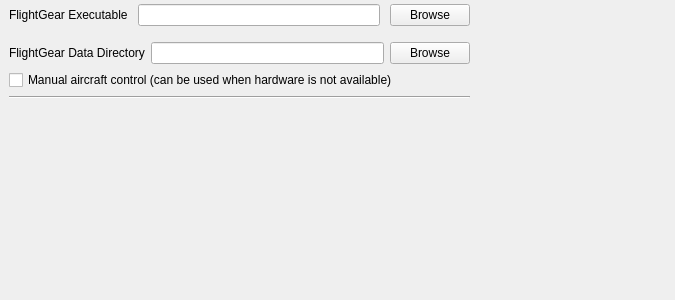
This is ground/src/plugins/hitl/hitloptionspage.ui in openpilot/OpenPilot as Qt 5 draws it before an edit. The edited form follows.
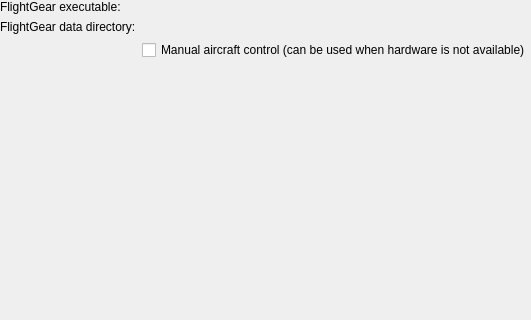
This is the edited form. Custom widgets are drawn as their Qt base class.

```diff
--- a/ground/src/plugins/hitl/hitloptionspage.ui
+++ b/ground/src/plugins/hitl/hitloptionspage.ui
@@ -6,8 +6,8 @@
    <rect>
     <x>0</x>
     <y>0</y>
-    <width>675</width>
-    <height>300</height>
+    <width>400</width>
+    <height>320</height>
    </rect>
   </property>
   <property name="sizePolicy">
@@ -19,129 +19,66 @@
   <property name="windowTitle">
    <string>Form</string>
   </property>
-  <widget class="QWidget" name="verticalLayoutWidget">
-   <property name="geometry">
-    <rect>
-     <x>-1</x>
-     <y>-1</y>
-     <width>481</width>
-     <height>339</height>
-    </rect>
+  <layout class="QGridLayout" name="gridLayout">
+   <property name="margin">
+    <number>0</number>
    </property>
-   <layout class="QVBoxLayout" name="verticalLayout" stretch="0,0,0,0,0">
-    <property name="sizeConstraint">
-     <enum>QLayout::SetMinimumSize</enum>
-    </property>
-    <property name="leftMargin">
-     <number>10</number>
-    </property>
-    <property name="topMargin">
-     <number>5</number>
-    </property>
-    <property name="rightMargin">
-     <number>10</number>
-    </property>
-    <property name="bottomMargin">
-     <number>10</number>
-    </property>
-    <item>
-     <layout class="QHBoxLayout" name="horizontalLayout" stretch="0,0,0">
-      <property name="spacing">
-       <number>10</number>
-      </property>
-      <property name="sizeConstraint">
-       <enum>QLayout::SetMinimumSize</enum>
-      </property>
-      <property name="bottomMargin">
-       <number>10</number>
-      </property>
-      <item>
+   <item row="0" column="0">
        <widget class="QLabel" name="label">
         <property name="sizePolicy">
-         <sizepolicy hsizetype="Minimum" vsizetype="Fixed">
+      <sizepolicy hsizetype="Preferred" vsizetype="Fixed">
           <horstretch>0</horstretch>
           <verstretch>0</verstretch>
          </sizepolicy>
         </property>
         <property name="text">
-         <string>FlightGear Executable</string>
+      <string>FlightGear executable:</string>
         </property>
        </widget>
       </item>
-      <item>
-       <widget class="QLineEdit" name="fgPathBin">
-        <property name="sizePolicy">
-         <sizepolicy hsizetype="Expanding" vsizetype="Fixed">
-          <horstretch>0</horstretch>
-          <verstretch>0</verstretch>
-         </sizepolicy>
-        </property>
-        <property name="text">
-         <string/>
-        </property>
-       </widget>
-      </item>
-      <item>
-       <widget class="QPushButton" name="loadFileBin">
-        <property name="text">
-         <string>Browse</string>
-        </property>
-       </widget>
-      </item>
-     </layout>
-    </item>
-    <item>
-     <layout class="QHBoxLayout" name="horizontalLayout_2">
-      <property name="sizeConstraint">
-       <enum>QLayout::SetMinimumSize</enum>
-      </property>
-      <item>
+   <item row="1" column="0">
        <widget class="QLabel" name="label_2">
         <property name="sizePolicy">
-         <sizepolicy hsizetype="Minimum" vsizetype="Fixed">
+      <sizepolicy hsizetype="Preferred" vsizetype="Fixed">
           <horstretch>0</horstretch>
           <verstretch>0</verstretch>
          </sizepolicy>
         </property>
         <property name="text">
-         <string>FlightGear Data Directory</string>
+      <string>FlightGear data directory:</string>
         </property>
        </widget>
       </item>
-      <item>
-       <widget class="QLineEdit" name="fgPathData"/>
-      </item>
-      <item>
-       <widget class="QPushButton" name="loadFileData">
-        <property name="text">
-         <string>Browse</string>
+   <item row="0" column="1">
+    <widget class="Utils::PathChooser" name="executablePathChooser" native="true">
+     <property name="sizePolicy">
+      <sizepolicy hsizetype="Preferred" vsizetype="Preferred">
+       <horstretch>1</horstretch>
+       <verstretch>0</verstretch>
+      </sizepolicy>
         </property>
        </widget>
       </item>
-     </layout>
-    </item>
-    <item>
-     <layout class="QHBoxLayout" name="horizontalLayout_3" stretch="0">
-      <property name="sizeConstraint">
-       <enum>QLayout::SetMinimumSize</enum>
-      </property>
-      <item>
+   <item row="1" column="1">
+    <widget class="Utils::PathChooser" name="dataDirectoryPathChooser" native="true"/>
+   </item>
+   <item row="3" column="1">
        <widget class="QCheckBox" name="fgManualControl">
+     <property name="sizePolicy">
+      <sizepolicy hsizetype="Preferred" vsizetype="Fixed">
+       <horstretch>0</horstretch>
+       <verstretch>0</verstretch>
+      </sizepolicy>
+     </property>
+     <property name="toolTip">
+      <string>Manual aircraft control (can be used when hardware is not available)</string>
+     </property>
         <property name="text">
          <string>Manual aircraft control (can be used when hardware is not available)</string>
         </property>
        </widget>
       </item>
-     </layout>
-    </item>
-    <item>
-     <widget class="Line" name="line_5">
-      <property name="orientation">
-       <enum>Qt::Horizontal</enum>
-      </property>
-     </widget>
-    </item>
-    <item>
+   <item row="4" column="1">
      <spacer name="verticalSpacer">
       <property name="orientation">
        <enum>Qt::Vertical</enum>
@@ -149,14 +86,21 @@
       <property name="sizeHint" stdset="0">
        <size>
         <width>20</width>
-        <height>40</height>
+       <height>182</height>
        </size>
       </property>
      </spacer>
     </item>
    </layout>
   </widget>
- </widget>
+ <customwidgets>
+  <customwidget>
+   <class>Utils::PathChooser</class>
+   <extends>QWidget</extends>
+   <header>utils/pathchooser.h</header>
+   <container>1</container>
+  </customwidget>
+ </customwidgets>
  <resources/>
  <connections/>
 </ui>
```
Lines whose indentation alone changed are shown as unchanged.
